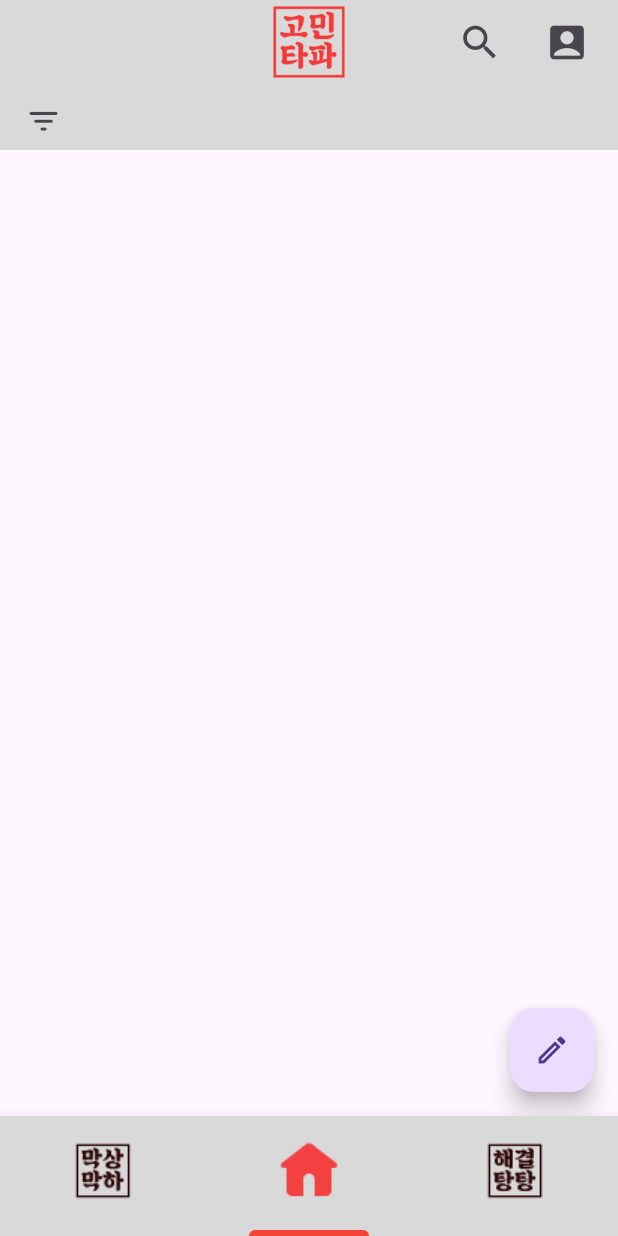
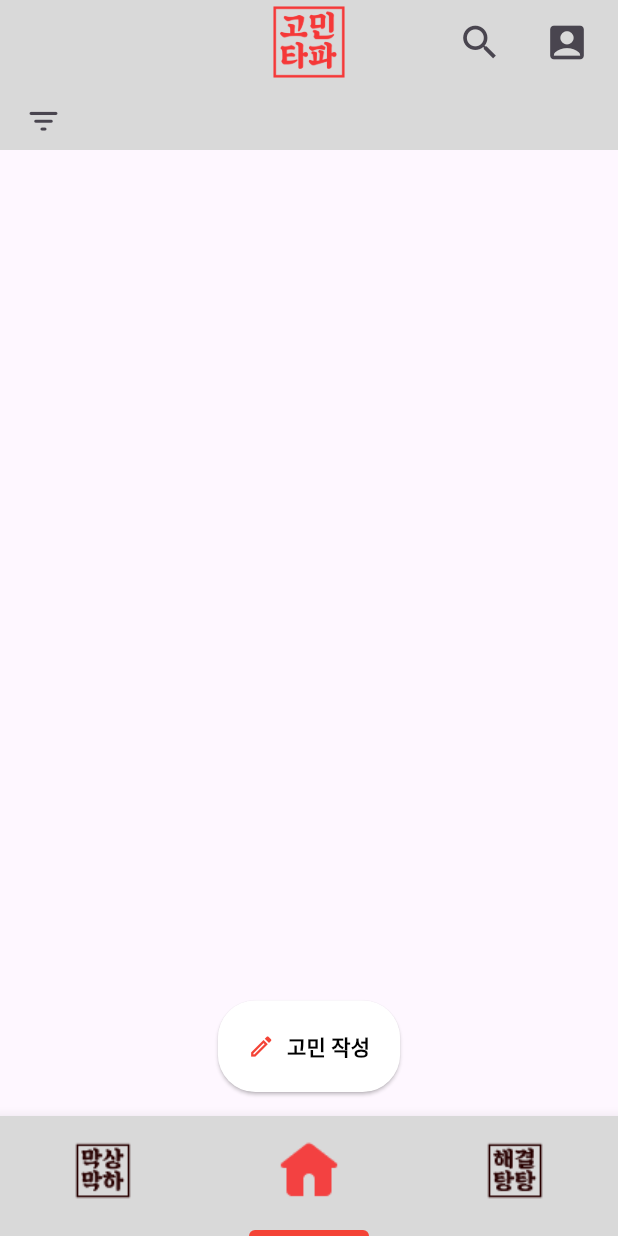
Before and after one commit to GOMINTAPA/GMTP, a Flutter app: the screen it shows after launch, on a phone screen of 412 x 824 dp. Run offline on Flutter 3.47's test engine with Material 3 defaults, Android fonts, the light colour scheme and no system bars.

Commit message:
design: feedindex에 고민작성 버튼 생성 #3

```diff
--- a/gomintapa/lib/src/screens/feed/index.dart
+++ b/gomintapa/lib/src/screens/feed/index.dart
@@ -11,11 +11,9 @@ class _FeedIndexState extends State<FeedIndex> {
   @override
   Widget build(BuildContext context) {
     return Scaffold(
-      floatingActionButton: FloatingActionButton(
-        onPressed: () {},
-        child: Icon(Icons.edit_outlined),
-      ),
-      body: Column(
+      body: Stack(
+        children: [
+          Column(
             children: [
               Container(
                 color: Color(0xffD9D9D9),
@@ -35,6 +33,37 @@ class _FeedIndexState extends State<FeedIndex> {
                   ],
                 ),
               ),
+              // 다른 위젯이 여기 추가될 수 있음
+            ],
+          ),
+          Align(
+            alignment: Alignment.bottomCenter,
+            child: Padding(
+              padding: const EdgeInsets.all(16.0), // 여백 추가
+              child: ElevatedButton.icon(
+                onPressed: () {
+                  // 버튼 클릭 시 동작
+                },
+                icon: Icon(Icons.edit_outlined, color: Colors.red),
+                label: Text(
+                  '고민 작성',
+                  style: TextStyle(
+                    color: Colors.black,
+                    fontSize: 14,
+                    fontWeight: FontWeight.bold,
+                  ),
+                ),
+                style: ElevatedButton.styleFrom(
+                  backgroundColor: Colors.white, // 배경색
+                  shape: RoundedRectangleBorder(
+                    borderRadius: BorderRadius.circular(25), // 모서리 둥글기
+                  ),
+                  padding:
+                      EdgeInsets.symmetric(horizontal: 20, vertical: 20), // 패딩
+                ),
+              ),
+            ),
+          ),
         ],
       ),
     );
```
Lines whose indentation alone changed are shown as unchanged.
